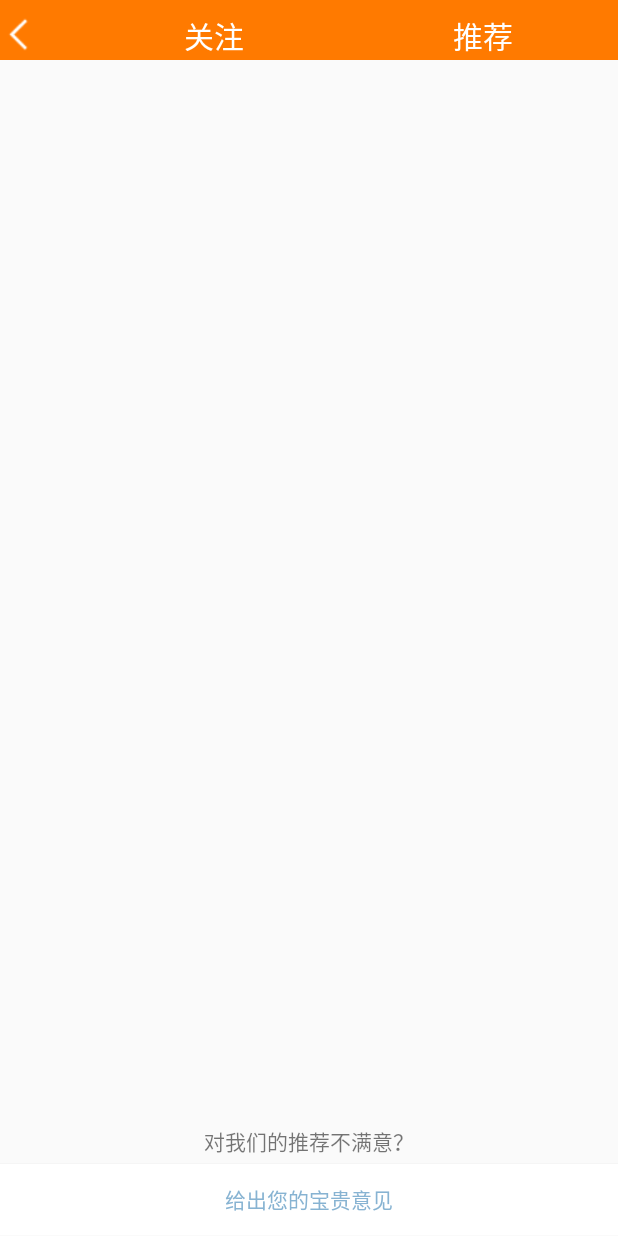
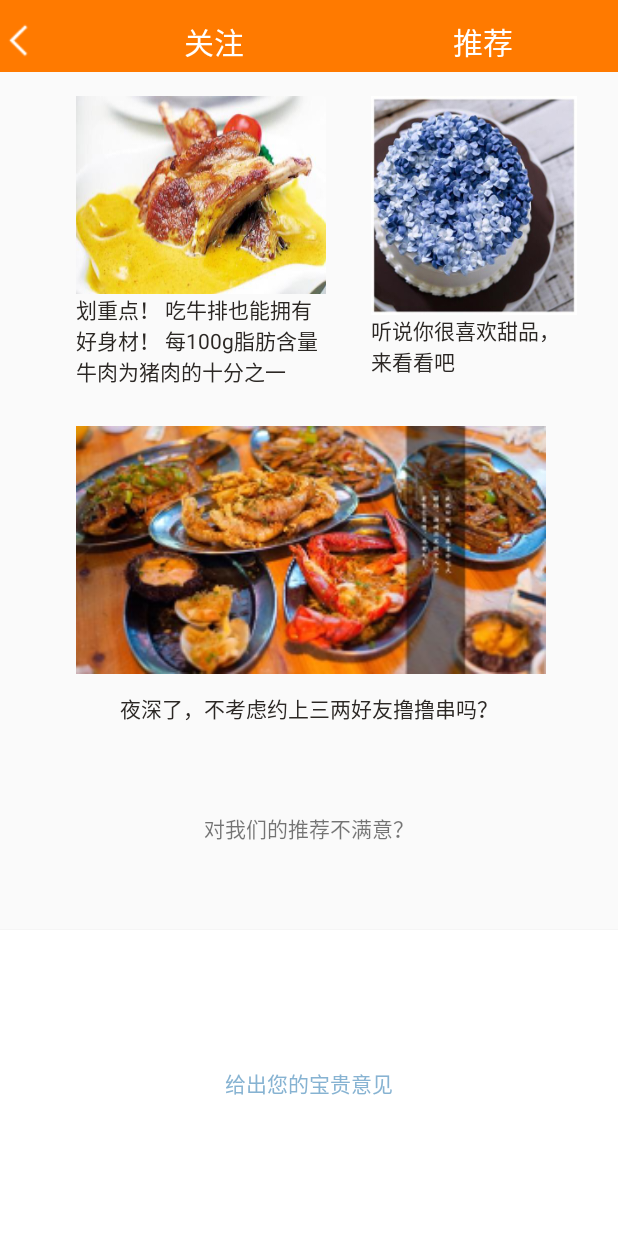
Before and after one commit to MercuialC/Alpha_project, an Android app: the fragment RecomFragment placed in its activity, on a phone screen of 412 x 824 dp. Run offline under Robolectric (Android 15) with nearby library versions, the phone set to English and light mode, and no system bars.

Commit message:
活动中心之推荐界面
活动中心之推荐界面

```diff
--- a/SoftWareEngineeringTeamWork/app/src/main/java/com/example/administrator/camera/HistoryDBOpenHelper.java
+++ b/SoftWareEngineeringTeamWork/app/src/main/java/com/example/administrator/camera/HistoryDBOpenHelper.java
@@ -17,12 +17,12 @@ public class HistoryDBOpenHelper extends SQLiteOpenHelper {
         db.execSQL(str);
 
         //用于测试，正式使用时删去
-//        str = "insert into history(picPath,text) values('图片路径1','测试文本1')";
-//        db.execSQL(str);
-//        str = "insert into history(picPath,text) values('图片路径2','测试文本2')";
-//        db.execSQL(str);
-//        str = "insert into history(picPath,text) values('图片路径3','测试文本3')";
-//        db.execSQL(str);
+        str = "insert into history(picPath,text) values('图片路径1','测试文本1')";
+        db.execSQL(str);
+        str = "insert into history(picPath,text) values('图片路径2','测试文本2')";
+        db.execSQL(str);
+        str = "insert into history(picPath,text) values('图片路径3','测试文本3')";
+        db.execSQL(str);
 
     }
 
--- a/SoftWareEngineeringTeamWork/app/src/main/java/com/example/administrator/camera/HistoryPage.java
+++ b/SoftWareEngineeringTeamWork/app/src/main/java/com/example/administrator/camera/HistoryPage.java
@@ -115,9 +115,9 @@ public class HistoryPage extends AppCompatActivity implements View.OnClickListen
             tv.setText(lists.get(position).getText());
 
             String picPath = lists.get(position).getPicPath();
-            File file = new File(picPath);
+ //           File file = new File(picPath);
 //            用于测试
-//            File file = new File(Environment.getExternalStorageDirectory().getPath(),"bee.png");
+            File file = new File(Environment.getExternalStorageDirectory().getPath(),"bee.png");
             if(file.exists()) {
                 ImageView iv = view.findViewById(R.id.iv_his);
                 Bitmap bitmap = BitmapFactory.decodeFile(file.getPath());
--- a/SoftWareEngineeringTeamWork/app/src/main/java/com/example/administrator/camera/diy.java
+++ b/SoftWareEngineeringTeamWork/app/src/main/java/com/example/administrator/camera/diy.java
@@ -168,7 +168,7 @@ public class diy extends AppCompatActivity implements SurfaceHolder.Callback,
     private Runnable timerRunnable = new Runnable() {
         @Override
         public void run() {
-            Toast.makeText(diy.this,"计时中！",Toast.LENGTH_SHORT).show();
+            //Toast.makeText(diy.this,"计时中！",Toast.LENGTH_SHORT).show();
             if (mCurrentTimer > 0) {
                 mTvCountDown.setText(mCurrentTimer + "");
                 mCurrentTimer--;
--- a/SoftWareEngineeringTeamWork/app/src/main/res/layout/activity_center.xml
+++ b/SoftWareEngineeringTeamWork/app/src/main/res/layout/activity_center.xml
@@ -5,7 +5,7 @@
     <RadioGroup
         android:id="@+id/rg_topmain"
         android:layout_width="match_parent"
-        android:layout_height="40dp"
+        android:layout_height="48dp"
         android:background="#ff7a00"
         android:orientation="horizontal"
         android:paddingTop="7dp">
@@ -17,7 +17,7 @@
             android:layout_weight="0.3"
             android:background="@android:color/transparent"
             android:button="@null"
-            android:gravity="center"
+            android:gravity="center_vertical"
             />
         <RadioButton
             android:id="@+id/rb_atten"
@@ -27,7 +27,7 @@
             android:background="@android:color/transparent"
             android:button="@null"
             android:checked="true"
-            android:gravity="center"
+            android:gravity="center_vertical|center"
             android:text="关注"
             android:textSize="20sp"
             android:textColor="#fff"
@@ -40,7 +40,7 @@
             android:layout_weight="1"
             android:background="@android:color/transparent"
             android:button="@null"
-            android:gravity="center"
+            android:gravity="center_vertical|center"
             android:text="推荐"
             android:textSize="20sp"
             android:textColor="#fff"
--- a/SoftWareEngineeringTeamWork/app/src/main/res/layout/fragment_recom.xml
+++ b/SoftWareEngineeringTeamWork/app/src/main/res/layout/fragment_recom.xml
@@ -1,28 +1,105 @@
 <FrameLayout xmlns:android="http://schemas.android.com/apk/res/android"
+    xmlns:app="http://schemas.android.com/apk/res-auto"
     xmlns:tools="http://schemas.android.com/tools"
     android:layout_width="match_parent"
     android:layout_height="match_parent"
     tools:context="com.example.administrator.camera.RecomFragment">
+
     <LinearLayout
         android:layout_width="match_parent"
         android:layout_height="match_parent"
         android:orientation="vertical">
-        <ScrollView
+
+        <android.support.constraint.ConstraintLayout
             android:layout_width="match_parent"
-            android:layout_height="0dp"
-            android:layout_weight="0.9"
-            ></ScrollView>
+            android:layout_height="wrap_content">
+
+            <ImageView
+                android:id="@+id/imageView6"
+                android:layout_width="137dp"
+                android:layout_height="146dp"
+                android:layout_marginStart="8dp"
+                android:layout_marginTop="16dp"
+                android:layout_marginEnd="8dp"
+                android:background="@drawable/recommend3"
+                app:layout_constraintEnd_toEndOf="parent"
+                app:layout_constraintHorizontal_bias="0.531"
+                app:layout_constraintStart_toEndOf="@+id/imageView4"
+                app:layout_constraintTop_toTopOf="parent" />
+
+            <TextView
+                android:layout_width="137dp"
+                android:layout_height="53dp"
+                android:text="听说你很喜欢甜品，来看看吧"
+                android:textColor="#2b2724"
+                app:layout_constraintEnd_toEndOf="@+id/imageView6"
+                app:layout_constraintHorizontal_bias="0.0"
+                app:layout_constraintStart_toStartOf="@+id/imageView6"
+                app:layout_constraintTop_toBottomOf="@+id/imageView6" />
+
+            <TextView
+                android:id="@+id/textView"
+                android:layout_width="167dp"
+                android:layout_height="68dp"
+                android:text="划重点！
+吃牛排也能拥有好身材！
+每100g脂肪含量牛肉为猪肉的十分之一
+"
+                android:textColor="#2b2724"
+                app:layout_constraintEnd_toEndOf="@+id/imageView4"
+                app:layout_constraintHorizontal_bias="0.0"
+                app:layout_constraintStart_toStartOf="@+id/imageView4"
+                app:layout_constraintTop_toBottomOf="@+id/imageView4" />
+
+            <ImageView
+                android:id="@+id/imageView4"
+                android:layout_width="wrap_content"
+                android:layout_height="132dp"
+                android:layout_marginTop="16dp"
+                android:background="@drawable/reconmend2"
+                app:layout_constraintStart_toStartOf="@+id/imageView2"
+                app:layout_constraintTop_toTopOf="parent" />
+
+            <ImageView
+                android:id="@+id/imageView2"
+                android:layout_width="313dp"
+                android:layout_height="165dp"
+                android:layout_marginStart="8dp"
+                android:layout_marginTop="236dp"
+                android:layout_marginEnd="8dp"
+                android:background="@drawable/recommend1"
+                app:layout_constraintEnd_toEndOf="parent"
+                app:layout_constraintHorizontal_bias="0.516"
+                app:layout_constraintStart_toStartOf="parent"
+                app:layout_constraintTop_toTopOf="parent" />
+
+            <TextView
+                android:layout_width="wrap_content"
+                android:layout_height="23dp"
+                android:layout_marginStart="8dp"
+                android:layout_marginTop="12dp"
+                android:layout_marginEnd="8dp"
+                android:text="夜深了，不考虑约上三两好友撸撸串吗？"
+                android:textColor="#2b2724"
+                app:layout_constraintEnd_toEndOf="parent"
+                app:layout_constraintStart_toStartOf="parent"
+                app:layout_constraintTop_toBottomOf="@+id/imageView2" />
+
+        </android.support.constraint.ConstraintLayout>
+
         <LinearLayout
             android:layout_width="match_parent"
             android:layout_height="0dp"
             android:layout_weight="0.1"
             android:orientation="vertical">
+
             <TextView
                 android:layout_width="match_parent"
                 android:layout_height="0dp"
                 android:layout_weight="1"
-                android:text="对我们的推荐不满意？"
-                android:gravity="center"/>
+                android:gravity="center"
+                android:text="对我们的推荐不满意？" />
+
             <Button
                 android:id="@+id/btn_cs"
                 android:layout_width="match_parent"
@@ -30,7 +107,7 @@
                 android:layout_weight="1.5"
                 android:background="#fff"
                 android:text="给出您的宝贵意见"
-                android:textColor="#87b3d2"/>
+                android:textColor="#87b3d2" />
         </LinearLayout>
 
     </LinearLayout>
```
Also changed, not shown: SoftWareEngineeringTeamWork/app/src/main/res/drawable-xxhdpi/recommend1.jpg (added), SoftWareEngineeringTeamWork/app/src/main/res/drawable-xxhdpi/recommend3.jpg (added), SoftWareEngineeringTeamWork/app/src/main/res/drawable-xxhdpi/reconmend2.jpg (added).
